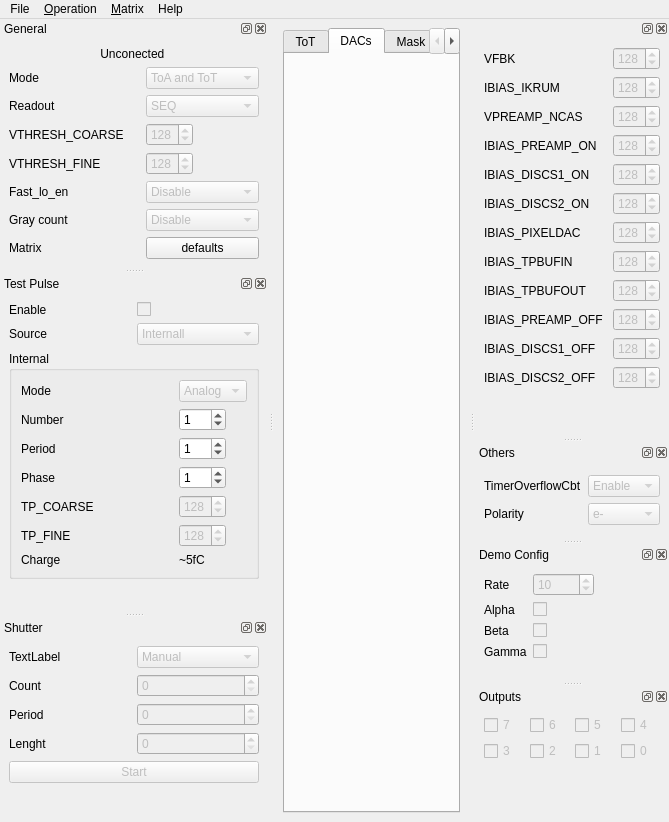
Old version of the form python/ui/MainWnd.ui in the repository navrit/dexter.
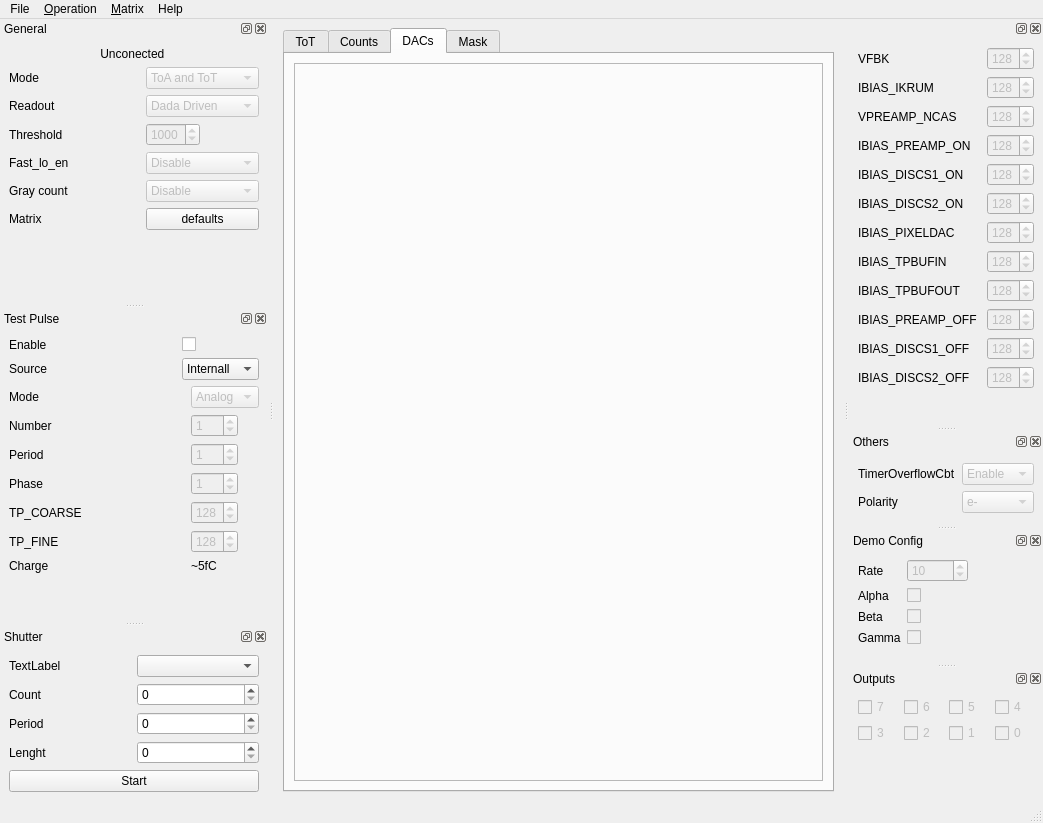
New version of the form. The open tabs and pages were chosen to show the change. Custom widgets are drawn as their Qt base class.

```diff
--- a/python/ui/MainWnd.ui
+++ b/python/ui/MainWnd.ui
@@ -6,8 +6,8 @@
    <rect>
     <x>0</x>
     <y>0</y>
-    <width>669</width>
-    <height>822</height>
+    <width>1043</width>
+    <height>815</height>
    </rect>
   </property>
   <property name="windowTitle">
@@ -15,14 +15,8 @@
   </property>
   <widget class="QWidget" name="centralwidget">
    <layout class="QGridLayout" name="gridLayout">
-    <item row="0" column="0">
-     <widget class="QTabWidget" name="tabWidget">
-      <property name="minimumSize">
-       <size>
-        <width>0</width>
-        <height>0</height>
-       </size>
-      </property>
+    <item row="1" column="0">
+     <widget class="QTabWidget" name="tabsMain">
       <property name="currentIndex">
        <number>0</number>
       </property>
@@ -32,7 +26,24 @@
        </attribute>
        <layout class="QVBoxLayout" name="verticalLayout">
         <item>
-         <widget class="ScrolledPixBitmap" name="viewer">
+         <widget class="ScrolledPixBitmap" name="viewerTOT">
+          <property name="frameShape">
+           <enum>QFrame::StyledPanel</enum>
+          </property>
+          <property name="frameShadow">
+           <enum>QFrame::Plain</enum>
+          </property>
+         </widget>
+        </item>
+       </layout>
+      </widget>
+      <widget class="QWidget" name="tab_4">
+       <attribute name="title">
+        <string>Counts</string>
+       </attribute>
+       <layout class="QVBoxLayout" name="verticalLayout_3">
+        <item>
+         <widget class="ScrolledPixBitmap" name="viewerCounts">
           <property name="frameShape">
            <enum>QFrame::StyledPanel</enum>
           </property>
@@ -47,16 +58,35 @@
        <attribute name="title">
         <string>DACs</string>
        </attribute>
+       <layout class="QVBoxLayout" name="verticalLayout_4">
+        <item>
+         <widget class="ScrolledPixBitmap" name="viewerDACs">
+          <property name="frameShape">
+           <enum>QFrame::StyledPanel</enum>
+          </property>
+          <property name="frameShadow">
+           <enum>QFrame::Plain</enum>
+          </property>
+         </widget>
+        </item>
+       </layout>
       </widget>
       <widget class="QWidget" name="tab_3">
        <attribute name="title">
         <string>Mask</string>
        </attribute>
-      </widget>
-      <widget class="QWidget" name="tab_4">
-       <attribute name="title">
-        <string>TPena</string>
-       </attribute>
+       <layout class="QVBoxLayout" name="verticalLayout_5">
+        <item>
+         <widget class="ScrolledPixBitmap" name="viewerMask">
+          <property name="frameShape">
+           <enum>QFrame::StyledPanel</enum>
+          </property>
+          <property name="frameShadow">
+           <enum>QFrame::Plain</enum>
+          </property>
+         </widget>
+        </item>
+       </layout>
       </widget>
      </widget>
     </item>
@@ -67,8 +97,8 @@
     <rect>
      <x>0</x>
      <y>0</y>
-     <width>669</width>
-     <height>21</height>
+     <width>1043</width>
+     <height>20</height>
     </rect>
    </property>
    <widget class="QMenu" name="menuFile">
@@ -144,6 +174,7 @@
    <addaction name="menuMatrix"/>
    <addaction name="menuHelp"/>
   </widget>
+  <widget class="QStatusBar" name="statusbar"/>
   <widget class="QDockWidgetClose" name="dockGeneral">
    <property name="sizePolicy">
     <sizepolicy hsizetype="Minimum" vsizetype="Minimum">
@@ -154,7 +185,7 @@
    <property name="minimumSize">
     <size>
      <width>268</width>
-     <height>200</height>
+     <height>284</height>
     </size>
    </property>
    <property name="windowTitle">
@@ -184,77 +215,130 @@
      <item>
       <layout class="QGridLayout" name="gridLayout_5">
        <item row="6" column="1">
-        <widget class="QComboBox" name="genConfigGrayCnt">
-         <property name="enabled">
-          <bool>false</bool>
-         </property>
-         <item>
+        <widget class="QPushButton" name="buttonDefaults">
           <property name="text">
-           <string>Disable</string>
-          </property>
-         </item>
-         <item>
-          <property name="text">
-           <string>Enable</string>
-          </property>
-         </item>
+          <string>defaults</string>
+         </property>
         </widget>
        </item>
-       <item row="5" column="1">
-        <widget class="QComboBox" name="genConfigFastLo">
-         <property name="enabled">
-          <bool>false</bool>
-         </property>
-         <item>
-          <property name="text">
-           <string>Disable</string>
-          </property>
-         </item>
-         <item>
-          <property name="text">
-           <string>Enable</string>
-          </property>
-         </item>
-        </widget>
-       </item>
-       <item row="0" column="0">
-        <widget class="QLabel" name="label_5">
-         <property name="text">
-          <string>Mode</string>
-         </property>
-        </widget>
-       </item>
-       <item row="3" column="0">
-        <widget class="QLabel" name="label_24">
-         <property name="text">
-          <string>VTHRESH_COARSE</string>
-         </property>
-        </widget>
-       </item>
-       <item row="1" column="1">
-        <widget class="QComboBox" name="comboBox_4">
-         <property name="enabled">
-          <bool>false</bool>
-         </property>
-         <item>
-          <property name="text">
-           <string>SEQ</string>
-          </property>
-         </item>
-         <item>
-          <property name="text">
-           <string>DD</string>
-          </property>
-         </item>
-        </widget>
-       </item>
-       <item row="6" column="0">
+       <item row="5" column="0">
         <widget class="QLabel" name="label_6">
          <property name="text">
           <string>Gray count</string>
          </property>
         </widget>
        </item>
+       <item row="1" column="1">
+        <widget class="QComboBox" name="comboReadout">
+         <property name="enabled">
+          <bool>false</bool>
+         </property>
+         <item>
+          <property name="text">
+           <string>Dada Driven</string>
+          </property>
+         </item>
+         <item>
+          <property name="text">
+           <string>Sequential</string>
+          </property>
+         </item>
+        </widget>
+       </item>
+       <item row="0" column="0">
+        <widget class="QLabel" name="label_5">
+         <property name="text">
+          <string>Mode</string>
+         </property>
+        </widget>
+       </item>
+       <item row="6" column="0">
+        <widget class="QLabel" name="label_8">
+         <property name="text">
+          <string>Matrix</string>
+         </property>
+        </widget>
+       </item>
+       <item row="4" column="1">
+        <widget class="QComboBox" name="genConfigFastLo">
+         <property name="enabled">
+          <bool>false</bool>
+         </property>
+         <item>
+          <property name="text">
+           <string>Disable</string>
+          </property>
+         </item>
+         <item>
+          <property name="text">
+           <string>Enable</string>
+          </property>
+         </item>
+        </widget>
+       </item>
+       <item row="5" column="1">
+        <widget class="QComboBox" name="genConfigGrayCnt">
+         <property name="enabled">
+          <bool>false</bool>
+         </property>
+         <item>
+          <property name="text">
+           <string>Disable</string>
+          </property>
+         </item>
+         <item>
+          <property name="text">
+           <string>Enable</string>
+          </property>
+         </item>
+        </widget>
+       </item>
+       <item row="3" column="0">
+        <widget class="QLabel" name="label_24">
+         <property name="text">
+          <string>Threshold</string>
+         </property>
+        </widget>
+       </item>
+       <item row="4" column="0">
+        <widget class="QLabel" name="label_9">
+         <property name="text">
+          <string>Fast_lo_en</string>
+         </property>
+        </widget>
+       </item>
+       <item row="3" column="1">
+        <widget class="QSpinBox" name="dac_vthresh">
+         <property name="enabled">
+          <bool>false</bool>
+         </property>
+         <property name="sizePolicy">
+          <sizepolicy hsizetype="Fixed" vsizetype="Fixed">
+           <horstretch>0</horstretch>
+           <verstretch>0</verstretch>
+          </sizepolicy>
+         </property>
+         <property name="layoutDirection">
+          <enum>Qt::LeftToRight</enum>
+         </property>
+         <property name="buttonSymbols">
+          <enum>QAbstractSpinBox::UpDownArrows</enum>
+         </property>
+         <property name="maximum">
+          <number>2559</number>
+         </property>
+         <property name="value">
+          <number>1000</number>
+         </property>
+        </widget>
+       </item>
+       <item row="1" column="0">
+        <widget class="QLabel" name="label_29">
+         <property name="text">
+          <string>Readout</string>
+         </property>
+        </widget>
+       </item>
        <item row="0" column="1">
         <widget class="QComboBox" name="genConfigMode">
          <property name="enabled">
@@ -277,91 +361,6 @@
          </item>
         </widget>
        </item>
-       <item row="3" column="1">
-        <widget class="QSpinBox" name="dac_vthresh_fine">
-         <property name="enabled">
-          <bool>false</bool>
-         </property>
-         <property name="sizePolicy">
-          <sizepolicy hsizetype="Fixed" vsizetype="Fixed">
-           <horstretch>0</horstretch>
-           <verstretch>0</verstretch>
-          </sizepolicy>
-         </property>
-         <property name="layoutDirection">
-          <enum>Qt::LeftToRight</enum>
-         </property>
-         <property name="buttonSymbols">
-          <enum>QAbstractSpinBox::UpDownArrows</enum>
-         </property>
-         <property name="maximum">
-          <number>255</number>
-         </property>
-         <property name="value">
-          <number>128</number>
-         </property>
-        </widget>
-       </item>
-       <item row="1" column="0">
-        <widget class="QLabel" name="label_29">
-         <property name="text">
-          <string>Readout</string>
-         </property>
-        </widget>
-       </item>
-       <item row="5" column="0">
-        <widget class="QLabel" name="label_9">
-         <property name="text">
-          <string>Fast_lo_en</string>
-         </property>
-        </widget>
-       </item>
-       <item row="4" column="1">
-        <widget class="QSpinBox" name="dac_vthresh_coarse">
-         <property name="enabled">
-          <bool>false</bool>
-         </property>
-         <property name="sizePolicy">
-          <sizepolicy hsizetype="Fixed" vsizetype="Fixed">
-           <horstretch>0</horstretch>
-           <verstretch>0</verstretch>
-          </sizepolicy>
-         </property>
-         <property name="layoutDirection">
-          <enum>Qt::LeftToRight</enum>
-         </property>
-         <property name="buttonSymbols">
-          <enum>QAbstractSpinBox::UpDownArrows</enum>
-         </property>
-         <property name="maximum">
-          <number>255</number>
-         </property>
-         <property name="value">
-          <number>128</number>
-         </property>
-        </widget>
-       </item>
-       <item row="4" column="0">
-        <widget class="QLabel" name="label_23">
-         <property name="text">
-          <string>VTHRESH_FINE </string>
-         </property>
-        </widget>
-       </item>
-       <item row="7" column="0">
-        <widget class="QLabel" name="label_8">
-         <property name="text">
-          <string>Matrix</string>
-         </property>
-        </widget>
-       </item>
-       <item row="7" column="1">
-        <widget class="QPushButton" name="buttonDefaults">
-         <property name="text">
-          <string>defaults</string>
-         </property>
-        </widget>
-       </item>
       </layout>
      </item>
      <item>
@@ -372,7 +371,7 @@
        <property name="sizeHint" stdset="0">
         <size>
          <width>20</width>
-         <height>1</height>
+         <height>10</height>
         </size>
        </property>
       </spacer>
@@ -405,9 +404,6 @@
       <layout class="QGridLayout" name="gridLayout_6">
        <item row="0" column="1">
         <widget class="QCheckBox" name="genConfigTP">
-         <property name="enabled">
-          <bool>false</bool>
-         </property>
          <property name="text">
           <string/>
          </property>
@@ -430,7 +426,13 @@
        <item row="1" column="1">
         <widget class="QComboBox" name="TPSource">
          <property name="enabled">
-          <bool>false</bool>
+          <bool>true</bool>
+         </property>
+         <property name="sizePolicy">
+          <sizepolicy hsizetype="Fixed" vsizetype="Fixed">
+           <horstretch>0</horstretch>
+           <verstretch>0</verstretch>
+          </sizepolicy>
          </property>
          <item>
           <property name="text">
@@ -447,12 +449,6 @@
       </layout>
      </item>
      <item>
-      <widget class="QGroupBox" name="TPInternalDetails">
-       <property name="title">
-        <string>Internal</string>
-       </property>
-       <layout class="QVBoxLayout" name="verticalLayout_4">
-        <item>
          <layout class="QGridLayout" name="grid2">
           <item row="0" column="1">
            <widget class="QComboBox" name="genConfigSelectTP">
@@ -512,6 +508,9 @@
           </item>
           <item row="2" column="1">
            <widget class="QSpinBox" name="spinBox_4">
+         <property name="enabled">
+          <bool>false</bool>
+         </property>
             <property name="sizePolicy">
              <sizepolicy hsizetype="Fixed" vsizetype="Fixed">
               <horstretch>0</horstretch>
@@ -581,6 +580,9 @@
           </item>
           <item row="4" column="1">
            <widget class="QSpinBox" name="spinBox_5">
+         <property name="enabled">
+          <bool>false</bool>
+         </property>
             <property name="sizePolicy">
              <sizepolicy hsizetype="Fixed" vsizetype="Fixed">
               <horstretch>0</horstretch>
@@ -597,6 +599,9 @@
           </item>
           <item row="3" column="1">
            <widget class="QSpinBox" name="spinBox_9">
+         <property name="enabled">
+          <bool>false</bool>
+         </property>
             <property name="sizePolicy">
              <sizepolicy hsizetype="Fixed" vsizetype="Fixed">
               <horstretch>0</horstretch>
@@ -627,9 +632,6 @@
           </item>
          </layout>
         </item>
-       </layout>
-      </widget>
-     </item>
      <item>
       <spacer name="verticalSpacer_8">
        <property name="orientation">
@@ -665,21 +667,7 @@
         </widget>
        </item>
        <item>
-        <widget class="QComboBox" name="comboBox_3">
-         <property name="enabled">
-          <bool>false</bool>
-         </property>
-         <item>
-          <property name="text">
-           <string>Manual</string>
-          </property>
-         </item>
-         <item>
-          <property name="text">
-           <string>Automatic</string>
-          </property>
-         </item>
-        </widget>
+        <widget class="QComboBox" name="comboBox_3"/>
        </item>
       </layout>
      </item>
@@ -707,25 +695,13 @@
         </widget>
        </item>
        <item row="2" column="1">
-        <widget class="QSpinBox" name="spinShutterPeriod">
-         <property name="enabled">
-          <bool>false</bool>
-         </property>
-        </widget>
+        <widget class="QSpinBox" name="spinBox_6"/>
        </item>
        <item row="0" column="1">
-        <widget class="QSpinBox" name="spinShutterCount">
-         <property name="enabled">
-          <bool>false</bool>
-         </property>
-        </widget>
+        <widget class="QSpinBox" name="spinBox_7"/>
        </item>
        <item row="3" column="1">
-        <widget class="QSpinBox" name="shutterSpinLenght">
-         <property name="enabled">
-          <bool>false</bool>
-         </property>
-        </widget>
+        <widget class="QSpinBox" name="spinBox_8"/>
        </item>
       </layout>
      </item>
@@ -733,9 +709,6 @@
       <layout class="QGridLayout" name="gridLayout_8">
        <item row="0" column="0">
         <widget class="QPushButton" name="buttonShutter">
-         <property name="enabled">
-          <bool>false</bool>
-         </property>
          <property name="text">
           <string>Start</string>
          </property>
```
Lines whose indentation alone changed are shown as unchanged.
